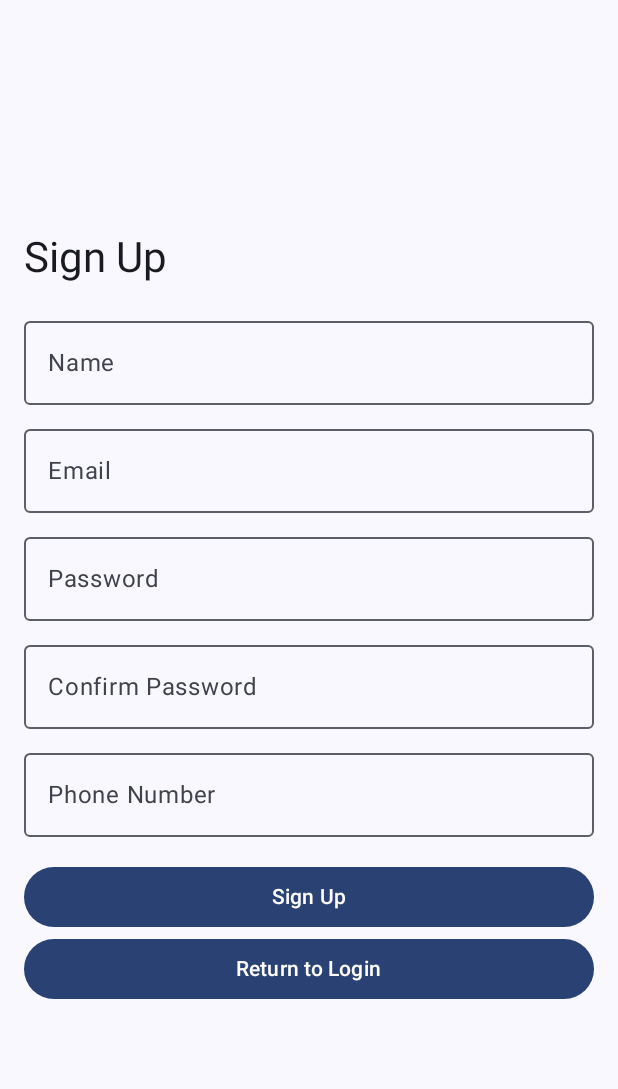
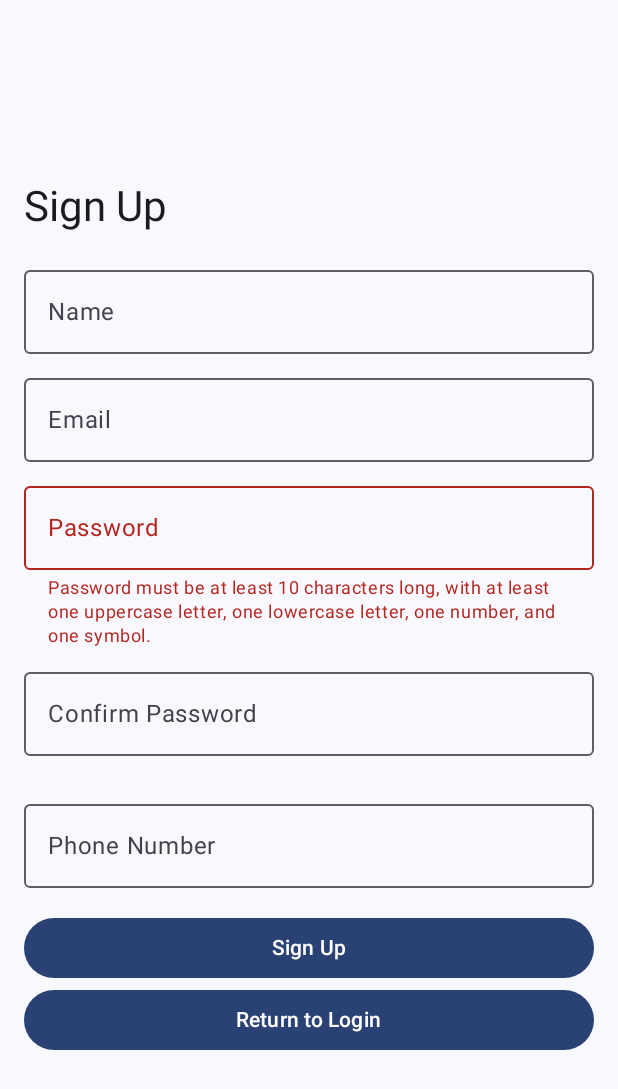
Before and after one commit to Arrtish27/The-Vault-Android, an Android app built with Jetpack Compose: the screen it shows after launch (MainActivity), after a tap on "Create New Account", on a phone screen of 412 x 824 dp. Shown: the top 1089 px of the screen. Run offline under Robolectric (Android 15) with nearby library versions, the phone set to English and light mode, and no system bars; our stand-ins replace Room's generated code; libraries missing offline, so code that uses them is left out: org.mindrot.jbcrypt.

Commit message:
Updated the signup page to have improved password configuration and utility with password retype. Ui changes made to clarify to the user the relevant inputs for the sign up credentials

```diff
--- a/app/src/main/java/com/arrtish/godemperor/the_vault_android/authentication/SignUpActivity.kt
+++ b/app/src/main/java/com/arrtish/godemperor/the_vault_android/authentication/SignUpActivity.kt
@@ -9,6 +9,7 @@ import androidx.compose.foundation.layout.*
 import androidx.compose.foundation.layout.fillMaxSize
 import androidx.compose.foundation.layout.padding
 import androidx.compose.foundation.text.KeyboardOptions
+import androidx.compose.foundation.verticalScroll
 import androidx.compose.material3.*
 import androidx.compose.runtime.*
 import androidx.compose.ui.Modifier
@@ -19,19 +20,13 @@ import androidx.compose.ui.tooling.preview.Preview
 import androidx.compose.ui.unit.dp
 import androidx.lifecycle.viewmodel.compose.viewModel
 import androidx.navigation.NavController
+import androidx.compose.foundation.rememberScrollState
 import com.arrtish.godemperor.the_vault_android.ui.theme.TheVaultAndroidTheme
 
 class SignUpActivity : ComponentActivity() {
     override fun onCreate(savedInstanceState: Bundle?) {
         super.onCreate(savedInstanceState)
         enableEdgeToEdge()
-//        setContent {
-//            TheVaultAndroidTheme {
-//                Scaffold(modifier = Modifier.fillMaxSize()) { innerPadding ->
-//                    SignUpView(modifier = Modifier.padding(innerPadding))
-//                }
-//            }
-//        }
     }
 }
 
@@ -47,14 +42,40 @@ fun SignUpView(
     var confirmPassword by remember { mutableStateOf("") }
     var phoneNumber by remember { mutableStateOf("") }
     val context = LocalContext.current
+    val scrollState = rememberScrollState()
 
+    var isPasswordValid by remember { mutableStateOf(false) }
+    var isConfirmPasswordValid by remember { mutableStateOf(false) }
+    var passwordError by remember { mutableStateOf("") }
+    var confirmPasswordError by remember { mutableStateOf("") }
+
+    val passwordPattern = "^(?=.*[a-z])(?=.*[A-Z])(?=.*\\d)(?=.*[!@#\$%^&*(),.?\":{}|<>])[A-Za-z\\d!@#\$%^&*(),.?\":{}|<>]{10,}$" // 10 chars min, 1 caps, 1 small, 1 number, 1 symbol
+
+    fun validatePassword() {
+        isPasswordValid = password.matches(Regex(passwordPattern))
+        passwordError = if (isPasswordValid) "" else "Password must be at least 10 characters long, with at least one uppercase letter, one lowercase letter, one number, and one symbol."
+    }
+
+    fun validateConfirmPassword() {
+        isConfirmPasswordValid = password == confirmPassword
+        confirmPasswordError = if (isConfirmPasswordValid) "" else "Passwords do not match."
+    }
+
+    LaunchedEffect(password) {
+        validatePassword()
+        validateConfirmPassword()
+    }
+    LaunchedEffect(confirmPassword) {
+        validateConfirmPassword()
+    }
 
     Column(
-        modifier = Modifier
+        modifier = modifier
             .fillMaxSize()
-            .padding(16.dp),
+            .padding(16.dp)
+            .verticalScroll(scrollState),  // Corrected placement here
         verticalArrangement = Arrangement.Center
-    ) {
+    ){
         Text(text = "Sign Up", style = MaterialTheme.typography.headlineMedium)
 
         Spacer(modifier = Modifier.height(16.dp))
@@ -63,6 +84,7 @@ fun SignUpView(
             value = name,
             onValueChange = { name = it },
             label = { Text("Name") },
+            placeholder = { Text("Arrtish") },
             modifier = Modifier.fillMaxWidth()
         )
 
@@ -72,6 +94,7 @@ fun SignUpView(
             value = email,
             onValueChange = { email = it },
             label = { Text("Email") },
+            placeholder = { Text("•••••••@gmail.com") },
             modifier = Modifier.fillMaxWidth(),
             keyboardOptions = KeyboardOptions(keyboardType = KeyboardType.Email)
         )
@@ -84,7 +107,13 @@ fun SignUpView(
             label = { Text("Password") },
             modifier = Modifier.fillMaxWidth(),
             visualTransformation = PasswordVisualTransformation(),
-            keyboardOptions = KeyboardOptions(keyboardType = KeyboardType.Password)
+            keyboardOptions = KeyboardOptions(keyboardType = KeyboardType.Password),
+            isError = !isPasswordValid,
+            supportingText = {
+                if (!isPasswordValid) {
+                    Text(passwordError, color = MaterialTheme.colorScheme.error)
+                }
+            }
         )
 
         Spacer(modifier = Modifier.height(8.dp))
@@ -95,7 +124,13 @@ fun SignUpView(
             label = { Text("Confirm Password") },
             modifier = Modifier.fillMaxWidth(),
             visualTransformation = PasswordVisualTransformation(),
-            keyboardOptions = KeyboardOptions(keyboardType = KeyboardType.Password)
+            keyboardOptions = KeyboardOptions(keyboardType = KeyboardType.Password),
+            isError = !isConfirmPasswordValid,
+            supportingText = {
+                if (!isConfirmPasswordValid) {
+                    Text(confirmPasswordError, color = MaterialTheme.colorScheme.error)
+                }
+            }
         )
 
         Spacer(modifier = Modifier.height(8.dp))
@@ -104,6 +139,7 @@ fun SignUpView(
             value = phoneNumber,
             onValueChange = { phoneNumber = it },
             label = { Text("Phone Number") },
+            placeholder = { Text("0•••••••••") },
             modifier = Modifier.fillMaxWidth(),
             keyboardOptions = KeyboardOptions(keyboardType = KeyboardType.Phone)
         )
@@ -130,11 +166,3 @@ fun SignUpView(
 
     }
 }
-
-//@Preview(showBackground = true)
-//@Composable
-//fun SignUpPreview() {
-//    TheVaultAndroidTheme {
-//        SignUpView(modifier = Modifier)
-//    }
-//}
```
